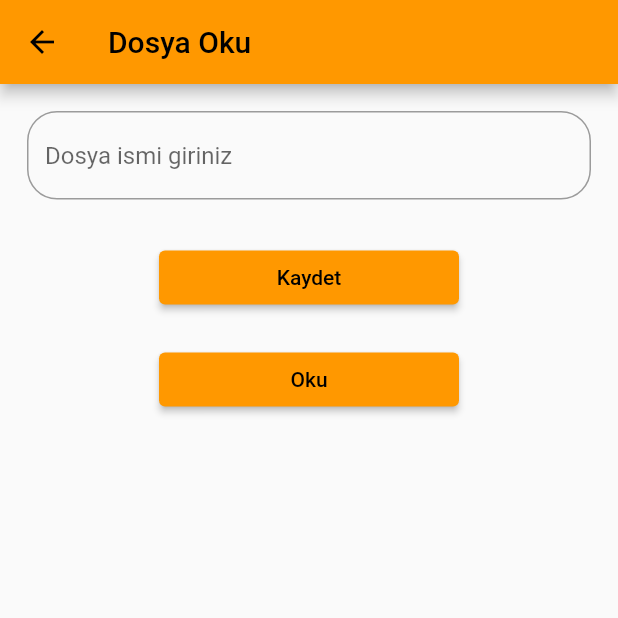
After one commit to ertekinbatuhan/3301456_213301068, a Flutter app: the FileOperationsScreen screen opened directly, after a tap on "Oku", on a phone screen of 412 x 824 dp, the top half of it. The commit adds this screen. Run offline on Flutter 3.47's test engine with Material 2 defaults, Android fonts, the phone set to English and light mode, and no system bars; our stand-ins replace cloud_firestore, firebase_auth, firebase_core, flutter_credit_card, google_fonts, shared_preferences and 1 more; accounts and stored records are empty.

Commit message:
file read added

```diff
--- /dev/null
+++ b/lib/provider/file_operations.dart
@@ -0,0 +1,70 @@
+import 'package:flutter/material.dart';
+import 'file_utils.dart';
+
+class FileOperationsScreen extends StatefulWidget {
+  FileOperationsScreen() : super();
+
+  final String title = "Dosya Oku";
+
+  @override
+  _FileOperationsScreenState createState() => _FileOperationsScreenState();
+}
+
+class _FileOperationsScreenState extends State<FileOperationsScreen> {
+  String fileContext = "Gelen veri Yok";
+  final myController = TextEditingController();
+
+  @override
+  Widget build(BuildContext context) {
+    return Scaffold(
+      appBar: AppBar(
+        title: Text(widget.title),
+      ),
+      body: Column(
+        mainAxisAlignment: MainAxisAlignment.start,
+        children: <Widget>[
+          Padding(
+            padding: const EdgeInsets.all(8.0),
+            child: Padding(
+              padding: const EdgeInsets.all(10.0),
+              child: TextField(
+                controller: myController,
+                decoration: InputDecoration(hintText: "Dosya ismi giriniz",border: OutlineInputBorder(borderRadius: BorderRadius.all(Radius.circular(20.0)))),
+              ),
+            ),
+          ),
+          Padding(
+            padding: const EdgeInsets.all(10.0),
+            child: SizedBox(width: 200,
+              child: ElevatedButton(
+                child: Text("Kaydet"),
+                onPressed: () {
+                  FileUtils.saveToFile(myController.text);
+                },
+              ),
+            ),
+          ),
+          Padding(
+            padding: const EdgeInsets.all(10.0),
+            child: SizedBox(width: 200,
+              child: ElevatedButton(
+                child: Text("Oku"),
+                onPressed: () {
+                  FileUtils.readFromFile().then((context) {
+                    setState(() {
+                      fileContext = context;
+                    });
+                  });
+                },
+              ),
+            ),
+          ),
+          Padding(
+            padding: const EdgeInsets.all(10.0),
+            child: Text(fileContext,style: TextStyle(color: Colors.red, fontSize: 30.0)),
+          ),
+        ],
+      ),
+    );
+  }
+}
--- /dev/null
+++ b/lib/provider/file_utils.dart
@@ -0,0 +1,30 @@
+import 'package:path_provider/path_provider.dart';
+import 'dart:io';
+import 'dart:async';
+
+class FileUtils {
+  static Future<String> get getFilePath async {
+    final directory = await getApplicationDocumentsDirectory();
+    return directory.path;
+  }
+
+  static Future<File> get getFile async {
+    final path = await getFilePath;
+    return File('$path/myfile.txt');
+  }
+
+  static Future<File> saveToFile(String data) async {
+    final file = await getFile;
+    return file.writeAsString(data);
+  }
+
+  static Future<String> readFromFile() async {
+    try {
+      final file = await getFile;
+      String fileContents = await file.readAsString();
+      return fileContents;
+    } catch (e) {
+      return "";
+    }
+  }
+}
--- a/lib/view/main.dart
+++ b/lib/view/main.dart
@@ -1,6 +1,7 @@
 import 'package:firebase_auth/firebase_auth.dart';
 import 'package:firebase_core/firebase_core.dart';
 import 'package:flutter/material.dart';
+import 'package:yemek_app/provider/file_operations.dart';
 import 'package:yemek_app/services/auth.dart';
 import 'package:yemek_app/view/kategorilerview.dart';
 
@@ -283,6 +284,24 @@ class _MyHomePageState extends State<MyHomePage> {
                         },
                       ),
                     ),
+                  ),
+                  SizedBox(width: 300,
+                    child: ElevatedButton.icon(
+                      label: const Text("Dosya Oku"),
+                      icon: const Icon(Icons.mark_chat_read),
+                      style: ElevatedButton.styleFrom(
+                          shape: const RoundedRectangleBorder(
+                              borderRadius: BorderRadius.all(Radius.circular(20.0))
+                          )
+                      ),
+
+                      onPressed: () {
+                        Navigator.push(context, MaterialPageRoute(builder: (context) => FileOperationsScreen()));
+
+
+
+                      },
+                    ),
                   )
 
                 ],
```
